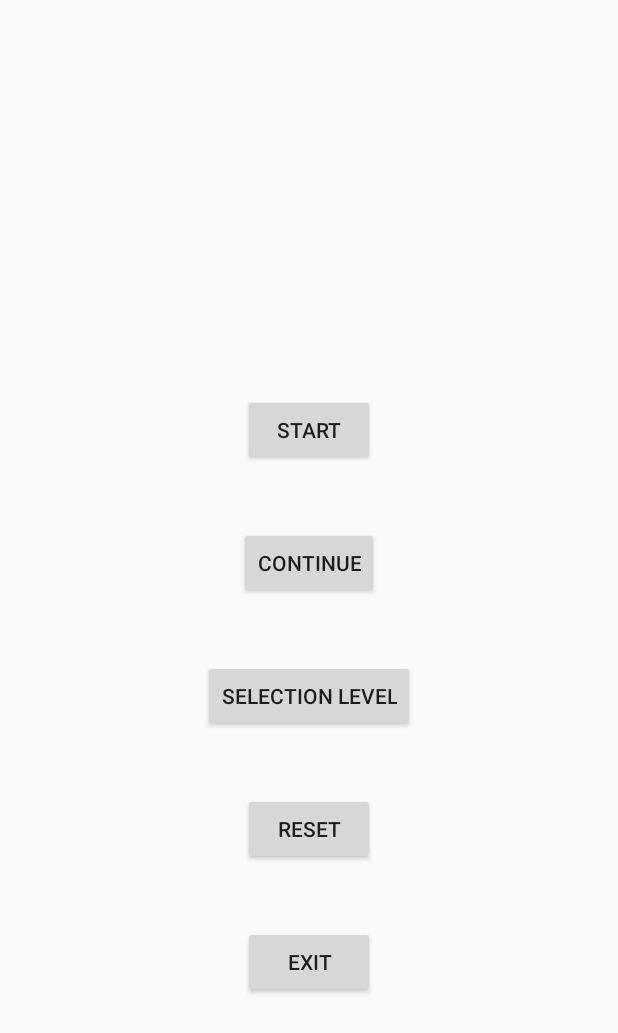
After one commit to bouletator/ProjetAndroidL3, an Android app: the layout menu_application.xml on its own in the app's theme, with its tools: preview values and no code run, on a phone screen of 412 x 824 dp. The commit adds this screen. Shown: the top 1033 px of the screen. Run offline under Robolectric (Android 15) with nearby library versions, the phone set to English and light mode, and no system bars.

Commit message:
Création de l'interface d'entrée

```diff
--- /dev/null
+++ b/app/src/main/res/layout/menu_application.xml
@@ -0,0 +1,71 @@
+<?xml version="1.0" encoding="utf-8"?>
+<LinearLayout xmlns:android="http://schemas.android.com/apk/res/android"
+    android:orientation="vertical" android:layout_width="match_parent"
+    android:layout_height="match_parent"
+    android:weightSum="1">
+
+    <Space
+        android:layout_width="match_parent"
+        android:layout_height="wrap_content"
+        android:layout_gravity="center_horizontal"
+        android:layout_weight="0.45" />
+
+    <Button
+        android:layout_width="wrap_content"
+        android:layout_height="wrap_content"
+        android:text="@string/start"
+        android:id="@+id/button"
+        android:layout_gravity="center_horizontal" />
+
+    <Space
+        android:layout_width="match_parent"
+        android:layout_height="wrap_content"
+        android:layout_gravity="center_horizontal"
+        android:layout_weight="0.07" />
+
+    <Button
+        android:layout_width="wrap_content"
+        android:layout_height="wrap_content"
+        android:text="@string/bouton_continue"
+        android:id="@+id/button2"
+        android:layout_gravity="center_horizontal" />
+
+    <Space
+        android:layout_width="match_parent"
+        android:layout_height="wrap_content"
+        android:layout_gravity="center_horizontal"
+        android:layout_weight="0.07" />
+
+    <Button
+        android:layout_width="wrap_content"
+        android:layout_height="wrap_content"
+        android:text="@string/selection_level"
+        android:id="@+id/button3"
+        android:layout_gravity="center_horizontal" />
+
+    <Space
+        android:layout_width="match_parent"
+        android:layout_height="wrap_content"
+        android:layout_gravity="center_horizontal"
+        android:layout_weight="0.07" />
+
+    <Button
+        android:layout_width="wrap_content"
+        android:layout_height="wrap_content"
+        android:text="@string/reset_button"
+        android:id="@+id/button4"
+        android:layout_gravity="center_horizontal" />
+
+    <Space
+        android:layout_width="match_parent"
+        android:layout_height="wrap_content"
+        android:layout_gravity="center_horizontal"
+        android:layout_weight="0.07" />
+
+    <Button
+        android:layout_width="wrap_content"
+        android:layout_height="wrap_content"
+        android:text="@string/exit_button"
+        android:id="@+id/button5"
+        android:layout_gravity="center_horizontal" />
+</LinearLayout>
--- a/app/src/main/res/values/strings.xml
+++ b/app/src/main/res/values/strings.xml
@@ -4,5 +4,10 @@
     <string name="app_name">PuzzleGame_Template</string>
     <string name="hello_world">Hello world!</string>
     <string name="action_settings">Settings</string>
+    <string name="start">Start</string>
+    <string name="bouton_continue">Continue</string>
+    <string name="selection_level">Selection Level</string>
+    <string name="reset_button">Reset</string>
+    <string name="exit_button">Exit</string>
 
 </resources>
```
